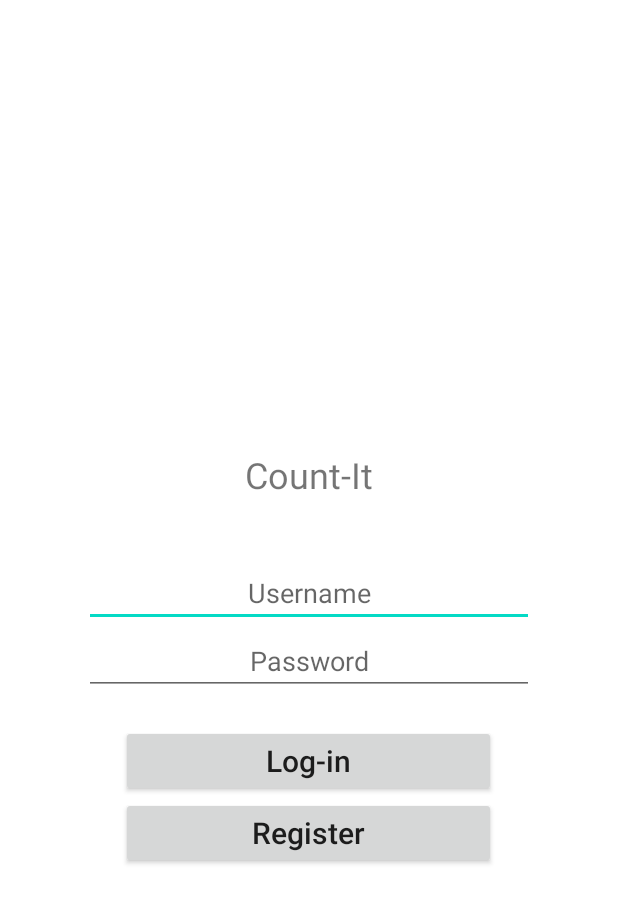
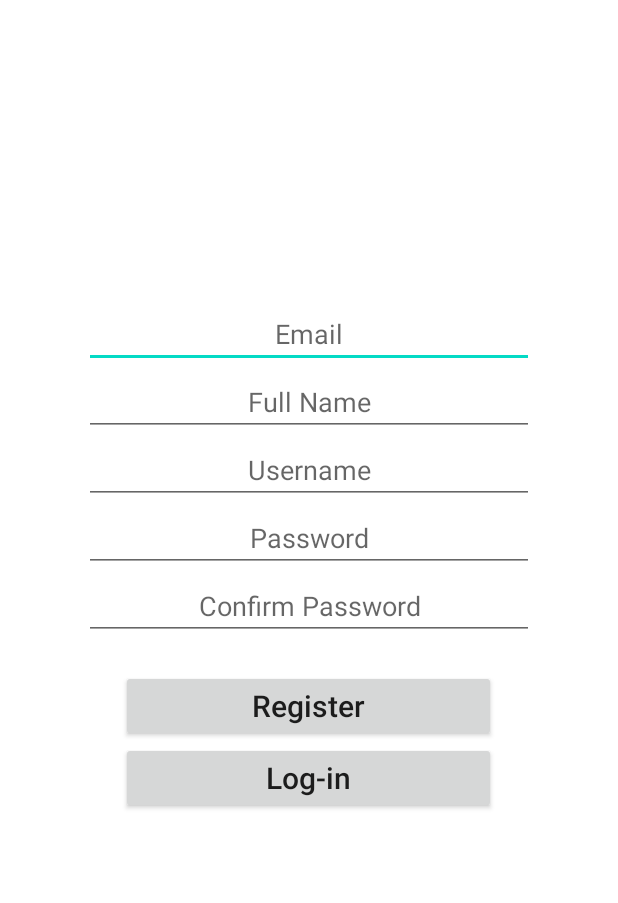
Before and after one commit to Beefi/CountIt, an Android app: the layout activity_register.xml on its own in the app's theme, with its tools: preview values and no code run, on a phone screen of 412 x 824 dp. Shown: the top 903 px of the screen. Run offline under Robolectric (Android 15) with nearby library versions, the phone set to English and light mode, and no system bars.

Commit message:
Splash Screen functionality

```diff
--- a/app/build.gradle
+++ b/app/build.gradle
@@ -39,6 +39,7 @@ dependencies {
     implementation 'androidx.constraintlayout:constraintlayout:2.1.0'
 
     implementation platform('com.google.firebase:firebase-bom:28.4.0')
+    implementation 'com.google.firebase:firebase-database'
     implementation 'com.google.firebase:firebase-analytics'
 
     testImplementation 'junit:junit:4.+'
--- a/app/src/main/java/ph/edu/ph/mobdeve/s18/baliog/miguel/countit/dao/UserDAO.java
+++ b/app/src/main/java/ph/edu/ph/mobdeve/s18/baliog/miguel/countit/dao/UserDAO.java
@@ -7,7 +7,7 @@ import ph.edu.ph.mobdeve.s18.baliog.miguel.countit.model.User;
 public interface UserDAO {
     long addUser(User user);
     ArrayList<User> getUsers();
-    User getUser(int userid);
+    User getUser(int username);
     int updateUser(User user);
     int deleteUser(int userid);
 }
--- a/app/src/main/java/ph/edu/ph/mobdeve/s18/baliog/miguel/countit/dao/UserDAOFirebaseImpl.java
+++ b/app/src/main/java/ph/edu/ph/mobdeve/s18/baliog/miguel/countit/dao/UserDAOFirebaseImpl.java
@@ -71,7 +71,7 @@ public class UserDAOFirebaseImpl implements UserDAO {
     }
 
     @Override
-    public User getUser(int userid) {
+    public User getUser(int username) {
         return null;
     }
 
--- a/app/src/main/res/layout/activity_splash_screen.xml
+++ b/app/src/main/res/layout/activity_register.xml
@@ -4,17 +4,27 @@
     xmlns:tools="http://schemas.android.com/tools"
     android:layout_width="match_parent"
     android:layout_height="match_parent"
-    tools:context=".SplashScreenActivity"
+    tools:context=".RegisterActivity"
     android:orientation="vertical">
 
-    <TextView
-        android:id="@+id/tv_appName"
-        android:layout_width="match_parent"
+    <EditText
+        android:id="@+id/et_email"
+        android:layout_width="300dp"
         android:layout_height="wrap_content"
-        android:text="Count-It"
-        android:textAlignment="center"
-        android:textSize="24sp"
-        android:layout_marginTop="300dp"/>
+        android:layout_gravity="center"
+        android:gravity="center_horizontal"
+        android:hint="Email"
+        android:singleLine="true"
+        android:layout_marginTop="200dp" />
+
+    <EditText
+        android:id="@+id/et_screenName"
+        android:layout_width="300dp"
+        android:layout_height="wrap_content"
+        android:layout_gravity="center"
+        android:gravity="center_horizontal"
+        android:hint="Full Name"
+        android:singleLine="true" />
 
     <EditText
         android:id="@+id/et_username"
@@ -23,8 +33,7 @@
         android:layout_gravity="center"
         android:gravity="center_horizontal"
         android:hint="Username"
-        android:singleLine="true"
-        android:layout_marginTop="40dp" />
+        android:singleLine="true" />
 
     <EditText
         android:id="@+id/et_password"
@@ -36,17 +45,15 @@
         android:singleLine="true"
         android:inputType="textPassword"/>
 
-    <androidx.appcompat.widget.AppCompatButton
-        android:id="@+id/btn_login"
-        android:layout_width="250sp"
+    <EditText
+        android:id="@+id/et_confirmPassword"
+        android:layout_width="300dp"
         android:layout_height="wrap_content"
-        android:text="Log-in"
-        android:textAlignment="center"
-        android:textSize="20sp"
-        android:textAllCaps="false"
         android:layout_gravity="center"
-        android:layout_marginTop="20dp"
-        />
+        android:gravity="center_horizontal"
+        android:hint="Confirm Password"
+        android:singleLine="true"
+        android:inputType="textPassword"/>
 
     <androidx.appcompat.widget.AppCompatButton
         android:id="@+id/btn_register"
@@ -57,6 +64,19 @@
         android:textSize="20sp"
         android:textAllCaps="false"
         android:layout_gravity="center"
+        android:layout_marginTop="20dp"
+        />
+    <androidx.appcompat.widget.AppCompatButton
+        android:id="@+id/btn_login"
+        android:layout_width="250sp"
+        android:layout_height="wrap_content"
+        android:text="Log-in"
+        android:textAlignment="center"
+        android:textSize="20sp"
+        android:textAllCaps="false"
+        android:layout_gravity="center"
         />
 
+
+
 </LinearLayout>
```
Also changed, not shown: app/src/main/AndroidManifest.xml (+6 -4 lines), app/src/main/java/ph/edu/ph/mobdeve/s18/baliog/miguel/countit/RegisterActivity.java (added, +34 -0 lines), app/src/main/java/ph/edu/ph/mobdeve/s18/baliog/miguel/countit/SplashScreenActivity.java (+20 -1 lines), app/src/main/java/ph/edu/ph/mobdeve/s18/baliog/miguel/countit/model/User.java (+27 -0 lines).
